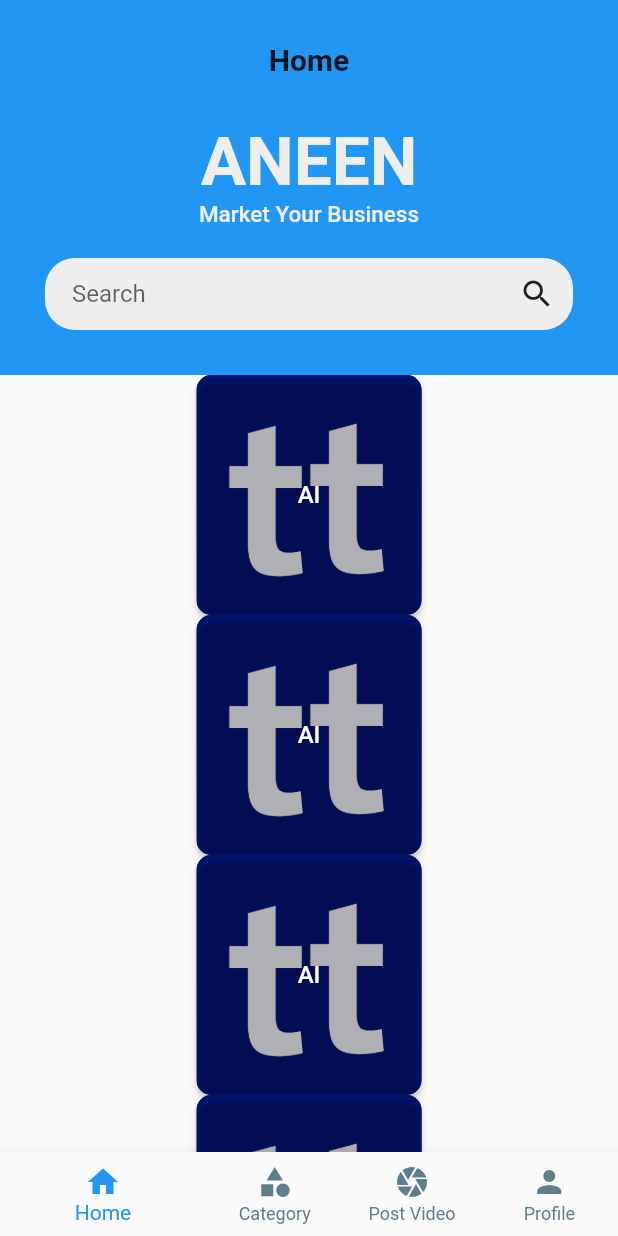
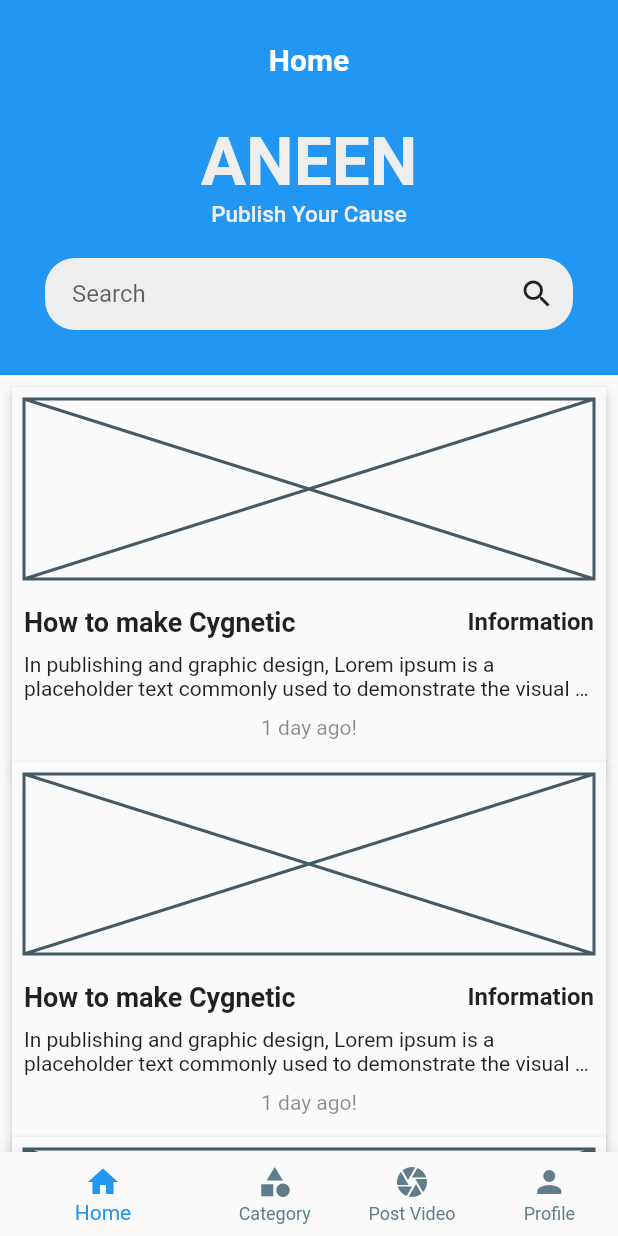
Before and after one commit to cygnetic-software/targe_tube_flutter, a Flutter app: the screen it shows after launch, on a phone screen of 412 x 824 dp. Run offline on Flutter 3.47's test engine with Material 2 defaults, Android fonts, the phone set to English and light mode, and no system bars; our stand-ins replace get.

Commit message:
Made single video card

```diff
--- /dev/null
+++ b/lib/model/video_model.dart
@@ -0,0 +1,18 @@
+class VideoModel {
+  var title;
+  var description;
+  var id;
+  var imageUrl;
+  var isUrl;
+  var url;
+  var userId;
+
+  VideoModel(
+      {required this.title,
+      required this.id,
+      required this.imageUrl,
+      this.description,
+      this.url,
+      this.isUrl,
+      this.userId});
+}
--- a/lib/pages/dashboard_page.dart
+++ b/lib/pages/dashboard_page.dart
@@ -18,7 +18,10 @@ class DashboardPage extends StatelessWidget {
                 children: [
                   Text(
                     "Home",
-                    style: TextStyle(fontSize: 20, fontWeight: FontWeight.w600),
+                    style: TextStyle(
+                        fontSize: 20,
+                        fontWeight: FontWeight.w600,
+                        color: Colors.white),
                   ),
                   SearchBarSection(),
                 ],
@@ -29,7 +32,10 @@ class DashboardPage extends StatelessWidget {
           ),
           SliverList(
             delegate: SliverChildListDelegate([
-              VideoCard(),
+              Padding(
+                padding: const EdgeInsets.all(8.0),
+                child: VideoCard(),
+              ),
             ]),
           ),
         ],
--- a/lib/pages/post_video_page.dart
+++ b/lib/pages/post_video_page.dart
@@ -65,10 +65,20 @@ class PostVideoPage extends StatelessWidget {
               },
               child: Column(
                 children: [
-                  Icon(
-                    Icons.fiber_manual_record,
-                    size: 55,
-                    color: Colors.red,
+                  Stack(
+                    alignment: Alignment.center,
+                    children: [
+                      Icon(
+                        Icons.fiber_manual_record,
+                        size: 65,
+                        color: Colors.black,
+                      ),
+                      Icon(
+                        Icons.fiber_manual_record,
+                        size: 55,
+                        color: Colors.red,
+                      ),
+                    ],
                   ),
                   Text(
                     'Start Recording',
--- a/lib/widgets/DashboardPage/search_bar_section.dart
+++ b/lib/widgets/DashboardPage/search_bar_section.dart
@@ -21,7 +21,7 @@ class SearchBarSection extends StatelessWidget {
                   color: Colors.grey[200]),
             ),
             Text(
-              "Market Your Business",
+              "Publish Your Cause",
               style: TextStyle(
                   fontSize: 15,
                   fontWeight: FontWeight.w500,
--- /dev/null
+++ b/lib/widgets/DashboardPage/single_video_card.dart
@@ -0,0 +1,59 @@
+import 'package:flutter/material.dart';
+
+class SingleVideoCard extends StatelessWidget {
+  const SingleVideoCard({super.key});
+
+  @override
+  Widget build(BuildContext context) {
+    return Material(
+      elevation: 3.0,
+      child: Container(
+        decoration: BoxDecoration(borderRadius: BorderRadius.circular(8)),
+        height: 250,
+        width: double.infinity,
+        padding: const EdgeInsets.all(8),
+        child: Column(
+          children: [
+            SizedBox(height: 120, width: double.infinity, child: Placeholder()),
+            SizedBox(
+              height: 18,
+            ),
+            Container(
+              child: Row(
+                mainAxisAlignment: MainAxisAlignment.spaceBetween,
+                children: [
+                  Text(
+                    "How to make Cygnetic",
+                    style: TextStyle(
+                        overflow: TextOverflow.ellipsis,
+                        fontSize: 18,
+                        fontWeight: FontWeight.bold),
+                  ),
+                  Text(
+                    "Information",
+                    style: TextStyle(fontSize: 16, fontWeight: FontWeight.bold),
+                  ),
+                ],
+              ),
+            ),
+            SizedBox(
+              height: 10,
+            ),
+            Text(
+              maxLines: 2,
+              overflow: TextOverflow.ellipsis,
+              "In publishing and graphic design, Lorem ipsum is a placeholder text commonly used to demonstrate the visual form of a document or a typeface",
+            ),
+            SizedBox(
+              height: 10,
+            ),
+            Text(
+              "1 day ago!",
+              style: TextStyle(color: Colors.black45),
+            )
+          ],
+        ),
+      ),
+    );
+  }
+}
--- a/lib/widgets/DashboardPage/video_card.dart
+++ b/lib/widgets/DashboardPage/video_card.dart
@@ -1,5 +1,6 @@
 import 'package:flutter/material.dart';
 import 'package:trage_tube_flutter/widgets/CategoryPage/category_with_background.dart';
+import 'package:trage_tube_flutter/widgets/DashboardPage/single_video_card.dart';
 
 class VideoCard extends StatelessWidget {
   const VideoCard({super.key});
@@ -8,19 +9,12 @@ class VideoCard extends StatelessWidget {
   Widget build(BuildContext context) {
     return Column(
       children: [
-        CategoryWithBackground("AI"),
-        CategoryWithBackground("AI"),
-        CategoryWithBackground("AI"),
-        CategoryWithBackground("AI"),
-        CategoryWithBackground("AI"),
-        CategoryWithBackground("AI"),
-        CategoryWithBackground("AI"),
-        CategoryWithBackground("AI"),
-        CategoryWithBackground("AI"),
-        CategoryWithBackground("AI"),
-        CategoryWithBackground("AI"),
-        CategoryWithBackground("AI"),
-        CategoryWithBackground("AI"),
+        SingleVideoCard(),
+        SingleVideoCard(),
+        SingleVideoCard(),
+        SingleVideoCard(),
+        SingleVideoCard(),
+        SingleVideoCard(),
       ],
     );
   }
--- a/pubspec.yaml
+++ b/pubspec.yaml
@@ -2,7 +2,7 @@ name: trage_tube_flutter
 description: A new Flutter project.
 # The following line prevents the package from being accidentally published to
 # pub.dev using `flutter pub publish`. This is preferred for private packages.
-publish_to: 'none' # Remove this line if you wish to publish to pub.dev
+publish_to: "none" # Remove this line if you wish to publish to pub.dev
 
 # The following defines the version and build number for your application.
 # A version number is three numbers separated by dots, like 1.2.43
@@ -19,7 +19,7 @@ publish_to: 'none' # Remove this line if you wish to publish to pub.dev
 version: 1.0.0+1
 
 environment:
-  sdk: '>=2.19.2 <3.0.0'
+  sdk: ">=2.19.2 <3.0.0"
 
 # Dependencies specify other packages that your package needs in order to work.
 # To automatically upgrade your package dependencies to the latest versions
@@ -59,6 +59,7 @@ flutter:
 
   assets:
     - assets/images/
+    - assets/temp/
   # To add assets to your application, add an assets section, like this:
   # assets:
   #   - images/a_dot_burr.jpeg
```
Also changed, not shown: assets/temp/cygnetic.net_.png (added).
